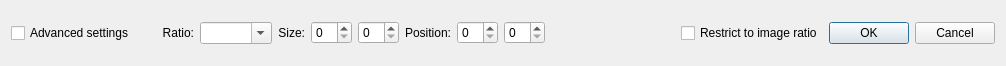
First picture: the form in lib/crop/cropwidget.ui, repository KDE/gwenview, before the edit.
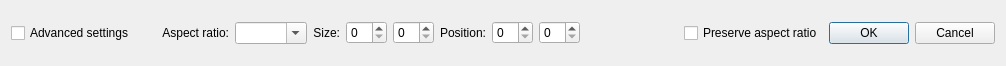
Second picture: the form after the edit.

Commit message:
Use more user-friendly terminology in the crop tool
Summary: Use the term "Preserve aspect ratio" to make the crop tool a bit more user-friendly.

Test Plan:
{F5763112}

{F5763111}

Reviewers: #gwenview, huoni, rkflx

Reviewed By: #gwenview, huoni, rkflx

Subscribers: richardbowen

What changed in the file:
```diff
--- a/lib/crop/cropwidget.ui
+++ b/lib/crop/cropwidget.ui
@@ -52,7 +52,7 @@
       <item>
        <widget class="QLabel" name="label_6">
         <property name="text">
-         <string>Ratio:</string>
+         <string>Aspect ratio:</string>
         </property>
         <property name="alignment">
          <set>Qt::AlignRight|Qt::AlignTrailing|Qt::AlignVCenter</set>
@@ -163,7 +163,7 @@
    <item>
     <widget class="QCheckBox" name="restrictToImageRatioCheckBox">
      <property name="text">
-      <string>Restrict to image ratio</string>
+      <string>Preserve aspect ratio</string>
      </property>
     </widget>
    </item>
```
